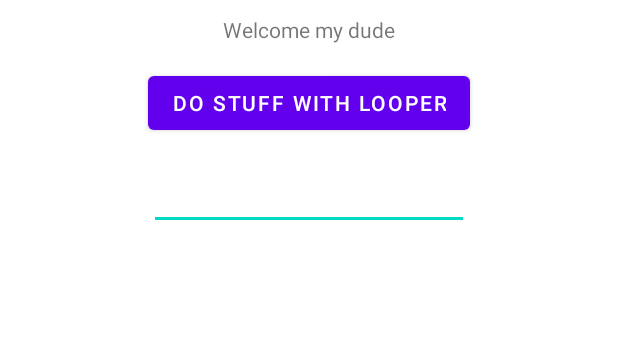
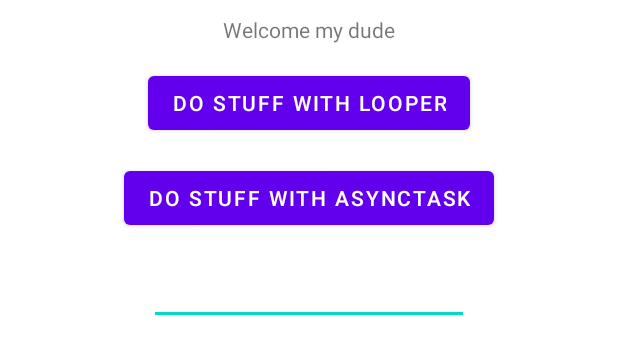
Before and after one commit to s0lver/GoogleInterviewPrep, an Android app: the layout activity_main.xml on its own in the app's theme, with its tools: preview values and no code run, on a phone screen of 412 x 824 dp. Shown: the top 354 px of the screen. Run offline under Robolectric (Android 15) with nearby library versions, the phone set to English and light mode, and no system bars.

Commit message:
Add AsyncTask implementation

```diff
--- a/app/src/main/java/com/solver/googleinterviewprep/MainActivity.java
+++ b/app/src/main/java/com/solver/googleinterviewprep/MainActivity.java
@@ -3,6 +3,7 @@ package com.solver.googleinterviewprep;
 import androidx.annotation.NonNull;
 import androidx.appcompat.app.AppCompatActivity;
 
+import android.os.AsyncTask;
 import android.os.Bundle;
 import android.os.Handler;
 import android.os.Looper;
@@ -10,6 +11,8 @@ import android.os.Message;
 import android.util.Log;
 import android.view.View;
 import android.widget.EditText;
+
+import com.google.android.material.snackbar.Snackbar;
 
 public class MainActivity extends AppCompatActivity {
     // https://www.dev2qa.com/android-thread-message-looper-handler-example/
@@ -22,9 +25,9 @@ public class MainActivity extends AppCompatActivity {
     protected void onCreate(Bundle savedInstanceState) {
         super.onCreate(savedInstanceState);
         setContentView(R.layout.activity_main);
-        txtOutput = MainActivity.this.findViewById(R.id.txtOutput);
+        this.txtOutput = MainActivity.this.findViewById(R.id.txtOutput);
 
-        mainThreadHandler = new Handler(Looper.getMainLooper()) {
+        this.mainThreadHandler = new Handler(Looper.getMainLooper()) {
             @Override
             public void handleMessage(Message msg) {
                 String newText = txtOutput.getText() + ", done you " + msg.what;
@@ -33,7 +36,7 @@ public class MainActivity extends AppCompatActivity {
             }
         };
 
-        looperThread = new LooperThread();
+        this.looperThread = new LooperThread();
         looperThread.start();
     }
 
@@ -46,6 +49,7 @@ public class MainActivity extends AppCompatActivity {
     public void doStuffWithLooper(View v) {
         Message message = new Message();
         message.what = 1;
+
         Bundle messageBundle = new Bundle();
         messageBundle.putString("name", "Rafael");
         messageBundle.putInt("age", 35);
@@ -61,7 +65,13 @@ public class MainActivity extends AppCompatActivity {
         }, 3000);
     }
 
-    class LooperThread extends Thread {
+    public void doStuffWithAsyncTask(View v) {
+        MyAsyncTask task = new MyAsyncTask();
+        task.execute(5);
+    }
+
+
+    private class LooperThread extends Thread {
         public Handler handler;
 
         LooperThread() {
@@ -105,4 +115,41 @@ public class MainActivity extends AppCompatActivity {
             Looper.loop();
         }
     }
+
+    class MyAsyncTask extends AsyncTask<Integer, Integer, Void> {
+        // AsyncTask will automatically create a thread to execute whatever we instruct in
+        // doInBackground
+        // From there you are in safe ground. However docs say you should not do stuff that is way
+        // to long with async tasks but prefer other methods.
+        // Calling publishProgress in doInBackground will call onProgressUpdate. The beauty is that
+        // onProgressUpdate is executed by the caller thread (i.e., UI thread), so from there you
+        // can safely call your UI and update it
+        // You also have the onPostExecute executed at the end of the successful processing also in the UI thread.
+        // You have support to cancel the exec in doInBackground, you can check for isCancelled()
+        @Override
+        protected Void doInBackground(Integer... seconds) {
+            for (int i = 0; i < seconds[0]; i++) {
+                try {
+                    Thread.sleep(1000);
+                } catch (InterruptedException e) {
+                    e.printStackTrace();
+                }
+
+                publishProgress((i + 1) * 100 / seconds[0]);
+            }
+            return null;
+        }
+
+        @Override
+        protected void onProgressUpdate(Integer... values) {
+            // This runs on UI thread
+            final String newText = txtOutput.getText() + " " + values[0];
+            txtOutput.setText(newText);
+        }
+
+        @Override
+        protected void onPostExecute(Void unused) {
+            Snackbar.make(txtOutput, "Done!", Snackbar.LENGTH_LONG).show();
+        }
+    }
 }
--- a/app/src/main/res/layout/activity_main.xml
+++ b/app/src/main/res/layout/activity_main.xml
@@ -36,5 +36,16 @@
         android:inputType="textPersonName"
         app:layout_constraintEnd_toEndOf="parent"
         app:layout_constraintStart_toStartOf="parent"
+        app:layout_constraintTop_toBottomOf="@+id/button2" />
+
+    <Button
+        android:id="@+id/button2"
+        android:layout_width="wrap_content"
+        android:layout_height="wrap_content"
+        android:layout_marginTop="15dp"
+        android:onClick="doStuffWithAsyncTask"
+        android:text="Do Stuff with AsyncTask"
+        app:layout_constraintEnd_toEndOf="parent"
+        app:layout_constraintStart_toStartOf="parent"
         app:layout_constraintTop_toBottomOf="@+id/button" />
 </androidx.constraintlayout.widget.ConstraintLayout>
```
